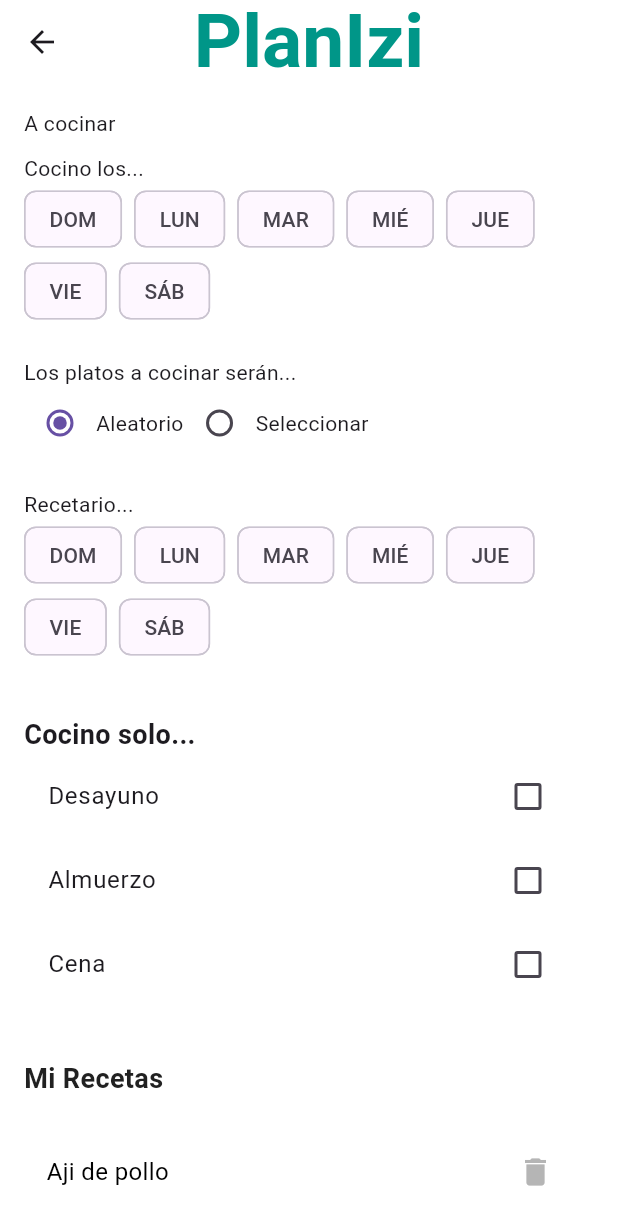
After one commit to AN5THONY/PlanIzi.V1.0.0, a Flutter app: the CreaCookieScreen screen opened directly, on a phone screen of 412 x 824 dp. The commit adds this screen. Shown: the top 1225 px of the screen. Run offline on Flutter 3.47's test engine with Material 3 defaults, Android fonts, the phone set to English and light mode, and no system bars; our stand-ins replace carousel_slider, firebase_auth, firebase_core, flutter_speed_dial, google_fonts, table_calendar; accounts and stored records are empty; network calls fail.

Commit message:
las actividades Cookie
las actividades Cookie 2

```diff
--- /dev/null
+++ b/lib/views/Activity/COOKI/crea_cookie_screen.dart
@@ -0,0 +1,200 @@
+import 'package:flutter/material.dart';
+import 'package:plan_izi_v2/models/cookie_data.dart';
+import 'package:plan_izi_v2/theme/app_colors.dart';
+import 'package:plan_izi_v2/views/Activity/COOKI/edit_cookie.dart';
+import 'package:plan_izi_v2/widgets/buttons/primary_button.dart';
+import 'package:plan_izi_v2/widgets/cookieActivity/a_cookie.dart';
+
+class CreaCookieScreen extends StatefulWidget {
+
+  const CreaCookieScreen({super.key});
+
+  @override
+  State<CreaCookieScreen> createState() => _CreaCookieScreenState();
+}
+
+class _CreaCookieScreenState extends State<CreaCookieScreen> {
+  List<bool> selectedDays = List.generate(7, (index) => false);
+  List<bool> selectedDaysCo = List.generate(7, (index) => false);
+  final days = ["DOM", "LUN", "MAR", "MIÉ", "JUE", "VIE", "SÁB"];
+  final List<CookieData> cookie = [
+    CookieData(nombre: 'Aji de pollo'),
+    CookieData(nombre: 'Carapulcra'),
+    CookieData(nombre: 'Matasquita'),
+  ];
+   final recipes = [
+    "Ají de Gallina",
+    "Arroz con Pollo",
+    "Mote Sagrado",
+    "Purée de papa con pollo a la olla",
+  ];
+  bool isRandom = true;
+
+  void _eliminarcookie(int index) {
+    setState(() {
+      cookie.removeAt(index);
+    });
+  }
+
+  @override
+  Widget build(BuildContext context) {
+    return  Scaffold(
+      appBar:AppBar(
+        backgroundColor: Colors.white,
+        elevation: 0,
+        title: const Text(
+          'PlanIzi',
+          style: TextStyle(
+            fontSize: 50,
+            color: Colors.teal,
+            fontWeight: FontWeight.bold,
+          ),
+        ),
+        centerTitle: true,
+      ),
+      body: SingleChildScrollView(
+        padding: const EdgeInsets.all(16.0),
+        child: Column(
+          crossAxisAlignment: CrossAxisAlignment.start,
+          children: [
+            const Text('A cocinar'),
+            const SizedBox(height: 10),
+            const Text("Cocino los..."),
+            Wrap(
+              spacing: 8.0,
+              children: List.generate(days.length, (index) {
+                return ChoiceChip(
+                  label: Text(days[index]),
+                  selected: selectedDays[index],
+                  onSelected: (selected) {
+                    setState(() {
+                      selectedDays[index] = selected;
+                    });
+                  },
+                );
+              }),
+            ),
+            const SizedBox(height: 20,),
+            Column(
+              crossAxisAlignment: CrossAxisAlignment.start,
+              children: [
+                const Text("Los platos a cocinar serán..."),
+                Row(
+                  children: [
+                    Radio(
+                      value: true,
+                      groupValue: isRandom,
+                      onChanged: (value) {
+                        setState(() {
+                          isRandom = value!;
+                        });
+                      },
+                    ),
+                    const Text("Aleatorio"),
+                    Radio(
+                      value: false,
+                      groupValue: isRandom,
+                      onChanged: (value) {
+                        setState(() {
+                          isRandom = value!;
+                        });
+                      },
+                    ),
+                    const Text("Seleccionar"),
+
+                  ],
+                ),
+                const SizedBox(height: 20,),
+                Column(
+                  crossAxisAlignment: CrossAxisAlignment.start,
+                  children: [
+                    const Text("Recetario..."),
+                    Wrap(
+                      spacing: 8.0,
+                      children: List.generate(days.length, (index) {
+                        return ChoiceChip(
+                          label: Text(days[index]),
+                          selected: selectedDaysCo[index],
+                          onSelected: (selected) {
+                            setState(() {
+                              selectedDaysCo[index] = selected;
+                            });
+                          },
+                        );
+                      }),
+                    ),
+                  ],
+                )
+              ],
+            ),
+            const SizedBox(height: 35),
+             Column(
+              crossAxisAlignment: CrossAxisAlignment.start,
+              children: [
+                const Text("Cocino solo...", style: TextStyle( fontSize: 18, fontWeight: FontWeight.bold),),
+                CheckboxListTile(
+                  title: const Text("Desayuno"),
+                  value: false,
+                  onChanged: (value) {},
+                ),
+                CheckboxListTile(
+                  title: const Text("Almuerzo"),
+                  value: false,
+                  onChanged: (value) {},
+                ),
+                CheckboxListTile(
+                  title: const Text("Cena"),
+                  value: false,
+                  onChanged: (value) {},
+                ),
+              ],
+            ),
+            const SizedBox(height: 35),
+                const Text(
+                  'Mi Recetas',
+                  style: TextStyle(fontSize: 18, fontWeight: FontWeight.bold, color: AppColors.textPrimary),
+                ),
+
+                const SizedBox(height: 20),
+                ...cookie.asMap().entries.map((entry) {
+                  int index = entry.key;
+                  CookieData cookie = entry.value;
+                  return CookieItem(
+                    cookie: cookie,
+                    onDelete: () => _eliminarcookie(index),
+                  );
+                }),
+              const SizedBox(height: 20,),
+             GestureDetector(
+                  onTap: (){
+                   Navigator.push(context,
+                      MaterialPageRoute(
+                            builder: (context) => EditCookie()),
+                      );
+                  },
+                  child: const Center(
+                    child: Text(
+                      '+ Agregar otra Receta',
+                      style: TextStyle(
+                        color: Colors.teal,
+                        fontSize: 16,
+                        fontWeight: FontWeight.bold,
+                      ),
+                    ),
+                  ),
+                ),
+            const SizedBox(height: 20,),
+            Center(
+              child: PrimaryButton(
+                text: '             Guardar Cambios         ',
+                onPressed: (){
+
+                },
+                color: AppColors.primary)
+            )
+          ],
+        ),
+      ),
+    );
+  }
+}
```
Also changed, not shown: lib/views/Activity/COOKI/cookie_activity_screen.dart (+26 -10 lines), lib/views/Activity/COOKI/edit_cookie.dart (added, +111 -0 lines).
